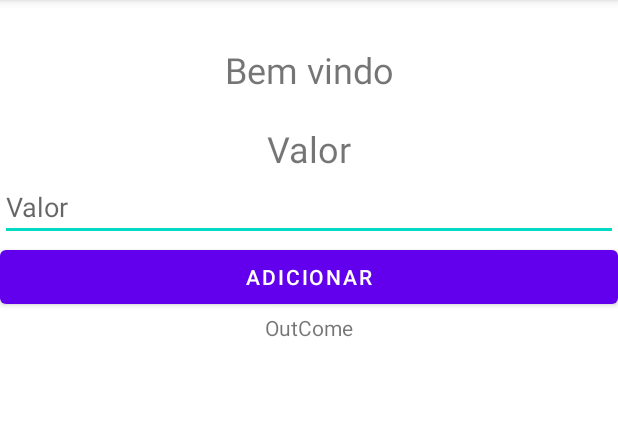
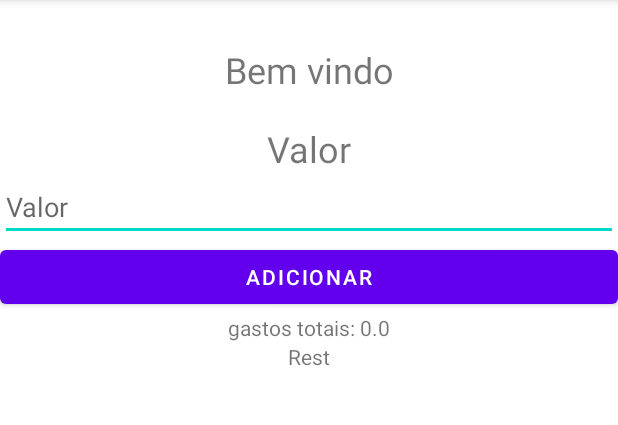
Before and after one commit to KdMeuDinSerasa/kdmeudinAppFinal, an Android app: the MainFragment screen opened directly, with no data from a screen before it, on a phone screen of 412 x 824 dp, the part 84-509 px from its top. Run offline under Robolectric (Android 15) with nearby library versions, the phone set to English and light mode, and no system bars; our stand-ins replace Firebase (no records; nobody signed in at launch, a user with empty details on screens opened directly), navigation-ui; 1 statement that could not run was skipped.

Commit message:
outcome logic done

```diff
--- a/app/src/main/java/com/example/kdmeudinheiro/repository/BillsRepository.kt
+++ b/app/src/main/java/com/example/kdmeudinheiro/repository/BillsRepository.kt
@@ -65,8 +65,8 @@ class BillsRepository {
                         it.data["key_name"] as String,
                         it.data["key_expiredate"] as String
                     ))
-                    callback(accountList, null)
                 }
+                callback(accountList, null)
             }
             .addOnFailureListener {
                 callback(null, it.message)
--- a/app/src/main/java/com/example/kdmeudinheiro/view/MainFragment.kt
+++ b/app/src/main/java/com/example/kdmeudinheiro/view/MainFragment.kt
@@ -45,7 +45,7 @@ class MainFragment : Fragment(R.layout.main_fragment) {
 
         viewModel.mIncomeModel.observe(viewLifecycleOwner, {
             if (it != null) {
-                binding.incomeValue.text = it.income
+                binding.incomeValue.text = "Renda Mensal: ${it.income}"
                 binding.btnAddIncome.text = "Editar"
                 incomeValue = it
             }
@@ -54,7 +54,8 @@ class MainFragment : Fragment(R.layout.main_fragment) {
             Toast.makeText(requireContext(), "Erro $it", Toast.LENGTH_SHORT).show()
         })
         viewModel.outCome.observe(viewLifecycleOwner, {
-            binding.tvOutcome.text = it.toString()
+            binding.tvOutcome.text = "gastos totais: ${it.toString()}"
+            binding.tvRest.text = (incomeValue!!.income.toDouble() - it!!.toDouble()).toString()
         })
     }
     fun loadComponents(){
--- a/app/src/main/java/com/example/kdmeudinheiro/viewModel/MainViewModel.kt
+++ b/app/src/main/java/com/example/kdmeudinheiro/viewModel/MainViewModel.kt
@@ -24,8 +24,8 @@ class MainViewModel() : ViewModel() {
     private var _mError = MutableLiveData<String?>()
     val mError: LiveData<String?> = _mError
 
-    private var _outCome = MutableLiveData<Long?>()
-    val outCome: LiveData<Long?> = _outCome
+    private var _outCome = MutableLiveData<Double?>()
+    val outCome: LiveData<Double?> = _outCome
 
     private val mUserRepository = UserRepository()
     private val mIncomeRepository = IncomeRepository()
@@ -66,10 +66,10 @@ class MainViewModel() : ViewModel() {
         }
     }
     fun getOutcome(userId: String){
-        var outCome = 0L
+        var outCome = 0.0
         mBillsRepository.getBills(userId){ listBills,errorMesage ->
             listBills?.forEach {
-                outCome += it.price.toLong()
+                outCome += it.price.toDouble()
             }
             _outCome.value = outCome
             if (errorMesage != null) _mError.value = errorMesage
--- a/app/src/main/res/layout/main_fragment.xml
+++ b/app/src/main/res/layout/main_fragment.xml
@@ -59,4 +59,13 @@
         app:layout_constraintRight_toRightOf="parent"
         app:layout_constraintLeft_toLeftOf="parent"/>
 
+    <TextView
+        android:layout_width="wrap_content"
+        android:layout_height="wrap_content"
+        android:id="@+id/tvRest"
+        android:text="Rest"
+        app:layout_constraintTop_toBottomOf="@id/tvOutcome"
+        app:layout_constraintRight_toRightOf="parent"
+        app:layout_constraintLeft_toLeftOf="parent"/>
+
 </androidx.constraintlayout.widget.ConstraintLayout>
```
